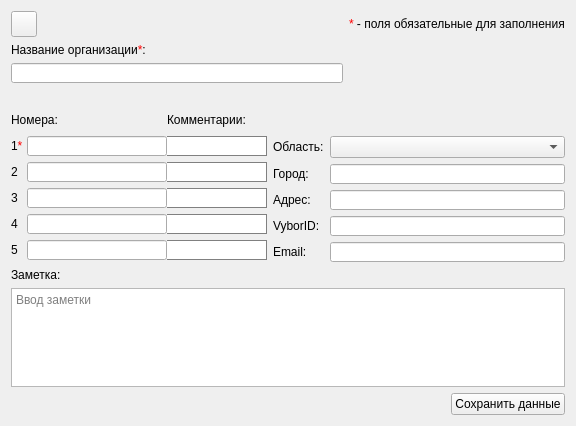
Old version of the form src/EditOrgContactDialog.ui in the repository okostynchuk/Outcall.
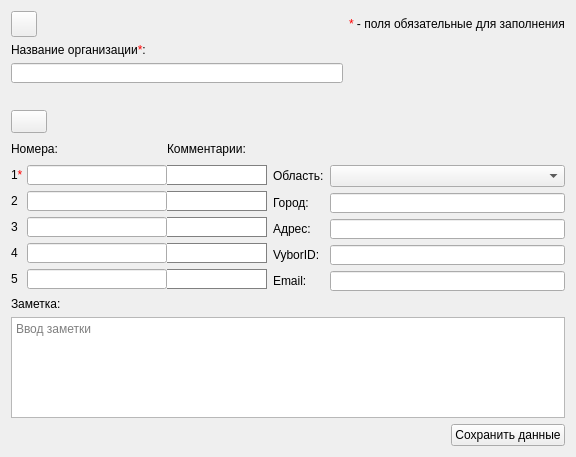
New version of the form. Icons and pictures are not drawn.

Commit message: added button to Edit contact dialogs

What changed in the file:
```diff
--- a/src/EditOrgContactDialog.ui
+++ b/src/EditOrgContactDialog.ui
@@ -7,7 +7,7 @@
     <x>0</x>
     <y>0</y>
     <width>574</width>
-    <height>426</height>
+    <height>457</height>
    </rect>
   </property>
   <property name="windowTitle">
@@ -20,7 +20,10 @@
   <property name="styleSheet">
    <string notr="true"/>
   </property>
-  <layout class="QGridLayout" name="gridLayout_7">
+  <layout class="QGridLayout" name="gridLayout_8" rowstretch="0,0,0,0" rowminimumheight="0,0,0,0">
+   <property name="verticalSpacing">
+    <number>6</number>
+   </property>
    <item row="0" column="0">
     <layout class="QGridLayout" name="gridLayout_3">
      <item row="0" column="0">
@@ -111,6 +114,61 @@
     </layout>
    </item>
    <item row="1" column="0">
+    <layout class="QGridLayout" name="gridLayout_7">
+     <item row="0" column="0">
+      <widget class="QPushButton" name="phoneOrderButton">
+       <property name="minimumSize">
+        <size>
+         <width>36</width>
+         <height>23</height>
+        </size>
+       </property>
+       <property name="maximumSize">
+        <size>
+         <width>36</width>
+         <height>23</height>
+        </size>
+       </property>
+       <property name="toolTip">
+        <string>Изменить порядок номеров</string>
+       </property>
+       <property name="styleSheet">
+        <string notr="true">							</string>
+       </property>
+       <property name="text">
+        <string/>
+       </property>
+       <property name="icon">
+        <iconset resource="images.qrc">
+         <normaloff>:/images/phoneOrder.png</normaloff>:/images/phoneOrder.png</iconset>
+       </property>
+       <property name="iconSize">
+        <size>
+         <width>26</width>
+         <height>26</height>
+        </size>
+       </property>
+       <property name="autoDefault">
+        <bool>false</bool>
+       </property>
+      </widget>
+     </item>
+     <item row="0" column="1">
+      <spacer name="horizontalSpacer_3">
+       <property name="orientation">
+        <enum>Qt::Horizontal</enum>
+       </property>
+       <property name="sizeHint" stdset="0">
+        <size>
+         <width>40</width>
+         <height>20</height>
+        </size>
+       </property>
+      </spacer>
+     </item>
+    </layout>
+   </item>
+   <item row="2" column="0">
     <layout class="QGridLayout" name="gridLayout_6">
      <item row="0" column="1">
       <layout class="QGridLayout" name="gridLayout">
@@ -617,7 +675,7 @@
      </item>
     </layout>
    </item>
-   <item row="2" column="0">
+   <item row="3" column="0">
     <layout class="QGridLayout" name="gridLayout_4">
      <item row="1" column="0" colspan="3">
       <widget class="QTextEdit" name="comment">
```
The commit also changes 5 other files.
